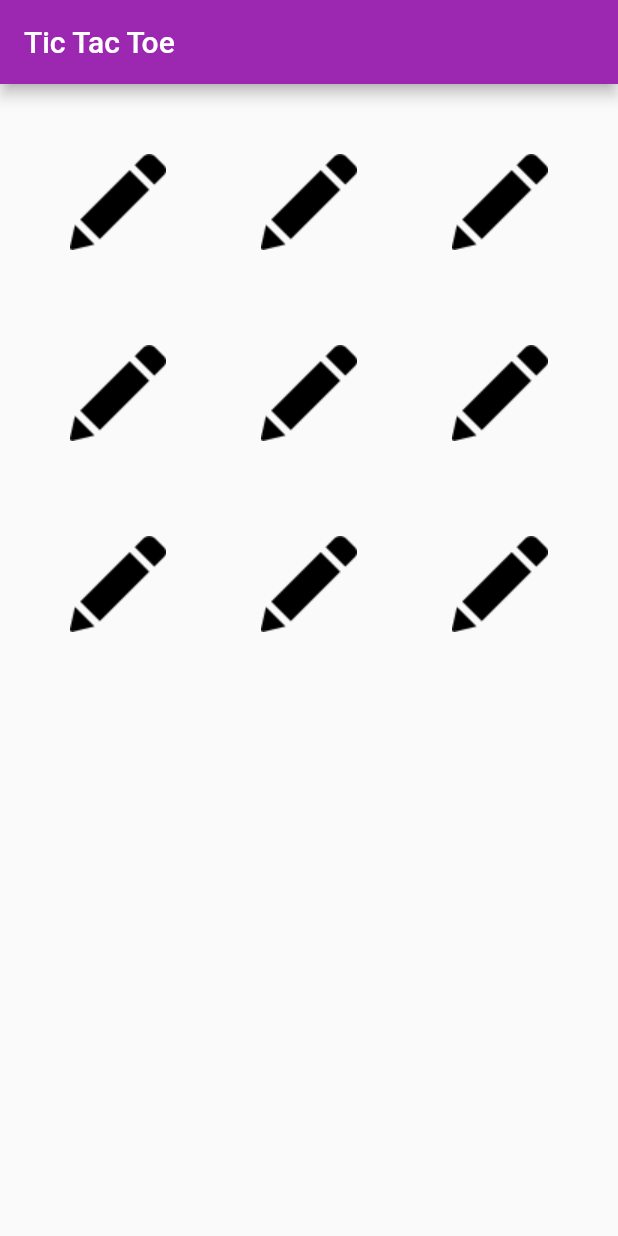
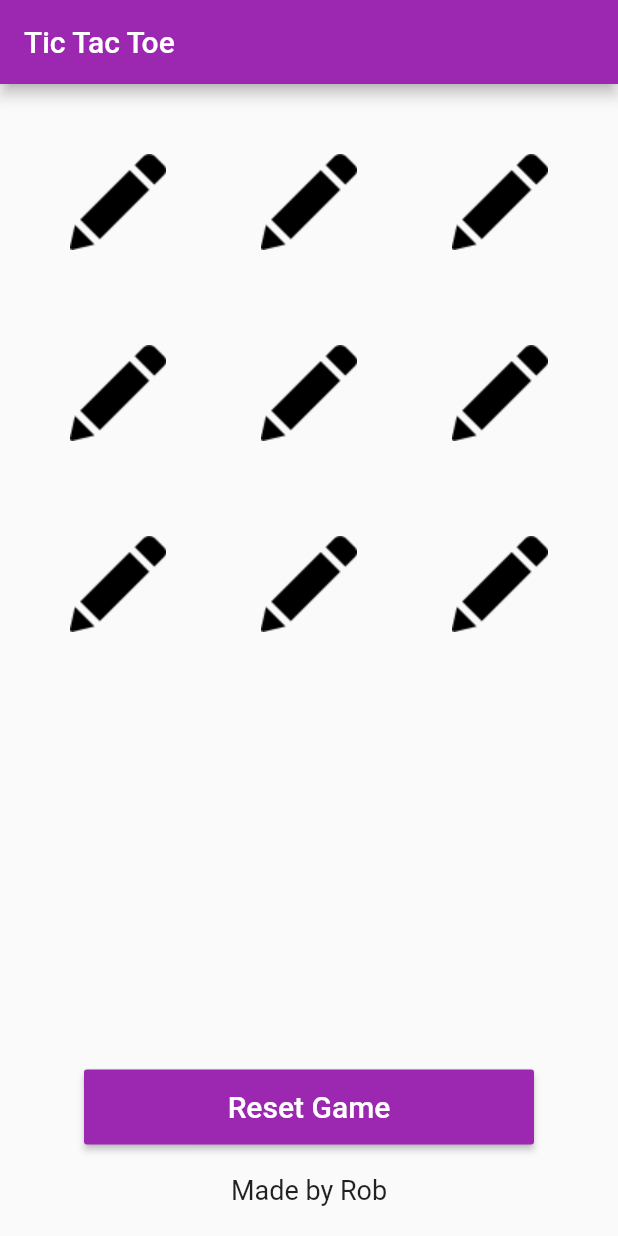
Before and after one commit to woodrdk/Flutter_Practice, a Flutter app: the screen it shows after launch, on a phone screen of 412 x 824 dp. Run offline on Flutter 3.47's test engine with Material 2 defaults, Android fonts, the light colour scheme and no system bars.

Commit message:
working tic tac toe

```diff
--- a/TicTacToe/lib/HomePage.dart
+++ b/TicTacToe/lib/HomePage.dart
@@ -37,10 +37,10 @@ class _HomePageState extends State<HomePage> {
     if(this.gameState[index] == "empty"){
       setState(() {
        if(this.isCross){
-         this.gameState[index] = "cross";
+         this.gameState[index] = "Cross";
        }
        else{
-         this.gameState[index] = "circle";
+         this.gameState[index] = "Circle";
        }
        this.isCross = !this.isCross;
       this.checkWin();
@@ -51,10 +51,12 @@ class _HomePageState extends State<HomePage> {
 
   // reset game method
   resetGame(){
-    this.gameState = [
+    setState(() {
+      this.gameState = [
         "empty","empty","empty","empty","empty","empty","empty","empty","empty",
-    ];
-    this.message = "";
+      ];
+      this.message = "";
+    });
   }
 
   // get image method
@@ -63,10 +65,10 @@ class _HomePageState extends State<HomePage> {
       case ('empty'):
         return edit;
         break;
-      case ('cross'):
+      case ('Cross'):
         return cross;
         break;
-      case ('circle'):
+      case ('Circle'):
         return circle;
         break;
     }
@@ -173,7 +175,35 @@ class _HomePageState extends State<HomePage> {
                 ),
               ),
           ),
-
+          Container(
+            padding: EdgeInsets.all(20.0),
+            child: Text(this.message,
+            style: TextStyle(
+              fontSize: 20.0,
+              fontWeight: FontWeight.bold,
+              ),
+            ),
+          ),
+          MaterialButton(
+            color: Colors.purple,
+            minWidth: 300.0,
+            height: 50.0,
+            child: Text("Reset Game",
+              style: TextStyle(
+                color: Colors.white,
+                fontSize: 20.0,
+              ),
+            ),
+            onPressed: () {
+              this.resetGame();
+            },
+          ),
+          Container(
+            padding: EdgeInsets.all(20.0),
+            child: Text("Made by Rob",
+            style: TextStyle(fontSize: 18.0),
+            ),
+          )
         ],
       ),
     );
```
